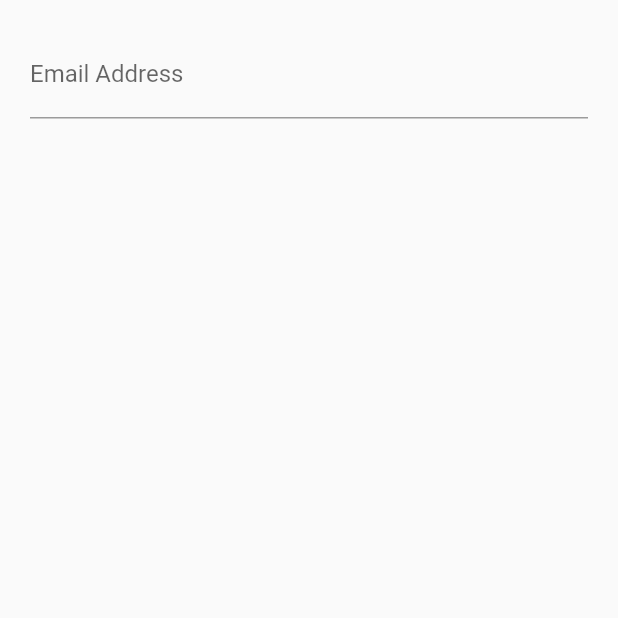
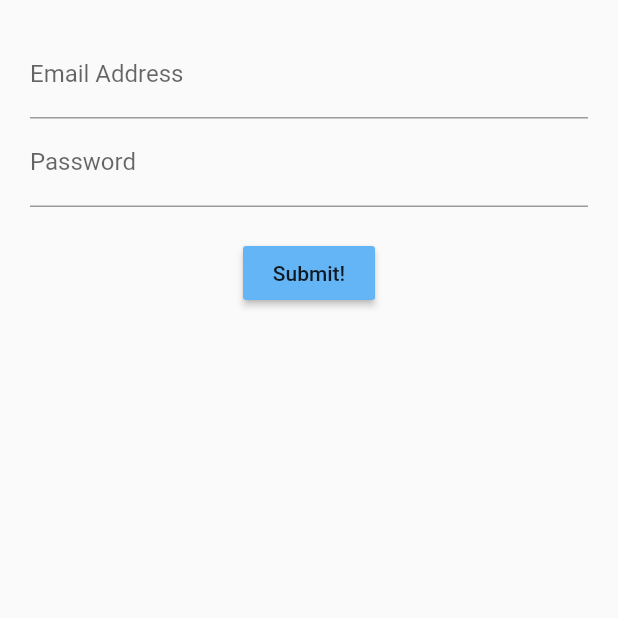
Before and after one commit to runcycle/Flutter-Login-Stateful, a Flutter app: the screen it shows after launch, on a phone screen of 412 x 824 dp, the top half of it. Run offline on Flutter 3.47's test engine with Material 2 defaults, Android fonts, the phone set to English and light mode, and no system bars.

Commit message:
added password field and submit button

```diff
--- a/lib/src/screens/login_screen.dart
+++ b/lib/src/screens/login_screen.dart
@@ -14,8 +14,9 @@ class LoginScreenState extends State<LoginScreen> {
         child: Column(
           children: [
             emailField(),
-            // passwordField(),
-            // submitButton(),
+            passwordField(),
+            Container(margin: EdgeInsets.only(top: 20.0)),
+            submitButton(),
           ],
         ),
       ),
@@ -24,16 +25,29 @@ class LoginScreenState extends State<LoginScreen> {
 
   Widget emailField() {
     return TextFormField(
+      keyboardType: TextInputType.emailAddress,
       decoration: InputDecoration(
         labelText: 'Email Address',
         hintText: 'you@example.com',
       ),
     );
   }
+
   Widget passwordField() {
+    return TextFormField(
+      obscureText: false,
+        decoration: InputDecoration(
+          labelText: 'Password',
+          hintText: 'Password',
+      ),
+    );
+  }
 
-  }
   Widget submitButton() {
-
+    return RaisedButton(
+      color: Colors.blue[300],
+      child: Text('Submit!'),
+      onPressed: () {},
+    );
   }
 }
```
